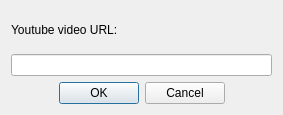
Old version of the form dialognewdownload.ui in the repository doublejim/QYoutubeDownloader.
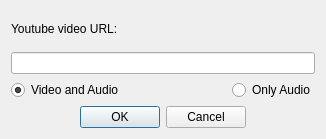
New version of the form.

Patch:
```diff
--- a/dialognewdownload.ui
+++ b/dialognewdownload.ui
@@ -6,8 +6,8 @@
    <rect>
     <x>0</x>
     <y>0</y>
-    <width>283</width>
-    <height>115</height>
+    <width>326</width>
+    <height>139</height>
    </rect>
   </property>
   <property name="windowTitle">
@@ -24,6 +24,30 @@
    <item>
     <widget class="QLineEdit" name="editUserInput"/>
    </item>
+   <item>
+    <layout class="QHBoxLayout" name="horizontalLayout" stretch="1,0">
+     <item>
+      <widget class="QRadioButton" name="radioVideoAudio">
+       <property name="text">
+        <string>Video and Audio</string>
+       </property>
+       <property name="checked">
+        <bool>true</bool>
+       </property>
+      </widget>
+     </item>
+     <item>
+      <widget class="QRadioButton" name="radioAudioOnly">
+       <property name="layoutDirection">
+        <enum>Qt::LeftToRight</enum>
+       </property>
+       <property name="text">
+        <string>Only Audio</string>
+       </property>
+      </widget>
+     </item>
+    </layout>
+   </item>
    <item>
     <widget class="QDialogButtonBox" name="btnboxOkCancel">
      <property name="orientation">
```
